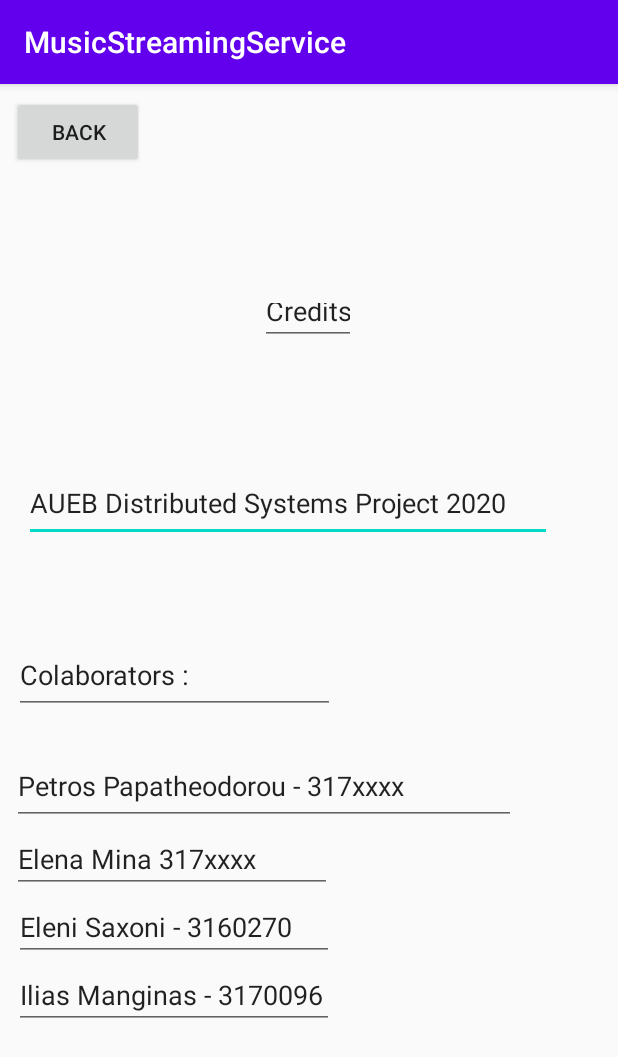
After one commit to elmi4/MusicStreamingService, an Android app: the CreditsActivity screen opened directly, with no data from a screen before it, on a phone screen of 412 x 824 dp. The commit adds this screen. Shown: the top 1057 px of the screen. Run offline under Robolectric (Android 15) with nearby library versions, the phone set to English and light mode, and no system bars.

Commit message:
added credits activity

```diff
--- a/app/src/main/AndroidManifest.xml
+++ b/app/src/main/AndroidManifest.xml
@@ -14,6 +14,7 @@
         android:roundIcon="@mipmap/ic_launcher_round"
         android:supportsRtl="true"
         android:theme="@style/AppTheme">
+        <activity android:name=".ui.CreditsActivity"></activity>
         <activity android:name=".ui.MainActivity">
             <intent-filter>
                 <action android:name="android.intent.action.MAIN" />
@@ -21,7 +22,7 @@
                 <category android:name="android.intent.category.LAUNCHER" />
             </intent-filter>
         </activity>
-        <activity android:name=".ui.CustomRequestActivity"></activity>
+        <activity android:name=".ui.CustomRequestActivity" />
     </application>
 
 </manifest>
--- /dev/null
+++ b/app/src/main/java/com/dsproject/musicstreamingservice/ui/CreditsActivity.java
@@ -0,0 +1,26 @@
+package com.dsproject.musicstreamingservice.ui;
+
+import androidx.appcompat.app.AppCompatActivity;
+
+import android.content.Intent;
+import android.os.Bundle;
+import android.util.Log;
+import android.widget.Button;
+
+import com.dsproject.musicstreamingservice.R;
+
+public class CreditsActivity extends AppCompatActivity {
+
+    @Override
+    protected void onCreate(Bundle savedInstanceState) {
+        super.onCreate(savedInstanceState);
+        setContentView(R.layout.activity_credits);
+        Button backButton = (Button) findViewById(R.id.backButton);
+        backButton.setOnClickListener(view -> {
+            //go to Activity2
+            Log.i("DEBUG", "here");
+            Intent myIntent = new Intent(view.getContext(), MainActivity.class);
+            startActivity(myIntent);
+        });
+    }
+}
--- /dev/null
+++ b/app/src/main/res/layout/activity_credits.xml
@@ -0,0 +1,99 @@
+<?xml version="1.0" encoding="utf-8"?>
+<androidx.constraintlayout.widget.ConstraintLayout xmlns:android="http://schemas.android.com/apk/res/android"
+    xmlns:app="http://schemas.android.com/apk/res-auto"
+    xmlns:tools="http://schemas.android.com/tools"
+    android:layout_width="match_parent"
+    android:layout_height="match_parent"
+    tools:context=".ui.CreditsActivity">
+
+    <Button
+        android:id="@+id/backButton"
+        android:layout_width="wrap_content"
+        android:layout_height="wrap_content"
+        android:layout_marginStart="8dp"
+        android:layout_marginTop="8dp"
+        android:text="@string/back"
+        app:layout_constraintStart_toStartOf="parent"
+        app:layout_constraintTop_toTopOf="parent" />
+
+    <EditText
+        android:id="@+id/editText"
+        android:layout_width="352dp"
+        android:layout_height="52dp"
+        android:layout_marginStart="16dp"
+        android:layout_marginTop="79dp"
+        android:ems="10"
+        android:inputType="textPersonName"
+        android:text="@string/aueb_distributed_systems_project_2020"
+        app:layout_constraintStart_toStartOf="parent"
+        app:layout_constraintTop_toBottomOf="@+id/editText7" />
+
+    <EditText
+        android:id="@+id/editText2"
+        android:layout_width="214dp"
+        android:layout_height="51dp"
+        android:layout_marginStart="9dp"
+        android:layout_marginTop="63dp"
+        android:ems="10"
+        android:inputType="textPersonName"
+        android:text="@string/colaborators"
+        app:layout_constraintStart_toStartOf="parent"
+        app:layout_constraintTop_toBottomOf="@+id/editText" />
+
+    <EditText
+        android:id="@+id/editText3"
+        android:layout_width="336dp"
+        android:layout_height="52dp"
+        android:layout_marginStart="8dp"
+        android:layout_marginTop="22dp"
+        android:ems="10"
+        android:inputType="textPersonName"
+        android:text="@string/petros_papatheodorou_317xxxx"
+        app:layout_constraintStart_toStartOf="parent"
+        app:layout_constraintTop_toBottomOf="@+id/editText2" />
+
+    <EditText
+        android:id="@+id/editText4"
+        android:layout_width="wrap_content"
+        android:layout_height="wrap_content"
+        android:layout_marginStart="8dp"
+        android:ems="10"
+        android:inputType="textPersonName"
+        android:text="@string/elena_mina_317xxxx"
+        app:layout_constraintStart_toStartOf="parent"
+        app:layout_constraintTop_toBottomOf="@+id/editText3" />
+
+    <EditText
+        android:id="@+id/editText5"
+        android:layout_width="wrap_content"
+        android:layout_height="wrap_content"
+        android:layout_marginStart="9dp"
+        android:ems="10"
+        android:inputType="textPersonName"
+        android:text="@string/eleni_saxoni_3160270"
+        app:layout_constraintStart_toStartOf="parent"
+        app:layout_constraintTop_toBottomOf="@+id/editText4" />
+
+    <EditText
+        android:id="@+id/editText6"
+        android:layout_width="wrap_content"
+        android:layout_height="wrap_content"
+        android:layout_marginStart="9dp"
+        android:ems="10"
+        android:inputType="textPersonName"
+        android:text="@string/ilias_manginas_3170096"
+        app:layout_constraintStart_toStartOf="parent"
+        app:layout_constraintTop_toBottomOf="@+id/editText5" />
+
+    <EditText
+        android:id="@+id/editText7"
+        android:layout_width="64dp"
+        android:layout_height="38dp"
+        android:layout_marginStart="173dp"
+        android:layout_marginTop="136dp"
+        android:ems="10"
+        android:inputType="textPersonName"
+        android:text="@string/credits"
+        app:layout_constraintStart_toStartOf="parent"
+        app:layout_constraintTop_toTopOf="parent" />
+</androidx.constraintlayout.widget.ConstraintLayout>
--- /dev/null
+++ b/app/src/main/res/values/dimens.xml
@@ -0,0 +1,3 @@
+<resources>
+    <dimen name="fab_margin">16dp</dimen>
+</resources>
--- a/app/src/main/res/values/strings.xml
+++ b/app/src/main/res/values/strings.xml
@@ -10,4 +10,20 @@
     <string name="settings">Settings</string>
     <string name="play_now">Play Now</string>
     <string name="download">Download</string>
+    <string name="title_activity_credits">CreditsActivity</string>
+    <!-- Strings used for fragments for navigation -->
+    <string name="first_fragment_label">First Fragment</string>
+    <string name="second_fragment_label">Second Fragment</string>
+    <string name="next">Next</string>
+    <string name="previous">Previous</string>
+
+    <string name="hello_first_fragment">Hello first fragment</string>
+    <string name="hello_second_fragment">Hello second fragment. Arg: %1$s</string>
+    <string name="back">Back</string>
+    <string name="aueb_distributed_systems_project_2020">AUEB Distributed Systems Project 2020</string>
+    <string name="colaborators">Colaborators :</string>
+    <string name="petros_papatheodorou_317xxxx">Petros Papatheodorou - 317xxxx</string>
+    <string name="elena_mina_317xxxx">Elena Mina 317xxxx</string>
+    <string name="eleni_saxoni_3160270">Eleni Saxoni - 3160270</string>
+    <string name="ilias_manginas_3170096">Ilias Manginas - 3170096</string>
 </resources>
```
Also changed, not shown: app/src/main/res/navigation/nav_graph.xml (added, +28 -0 lines), app/src/main/res/values/styles.xml (+9 -0 lines).
